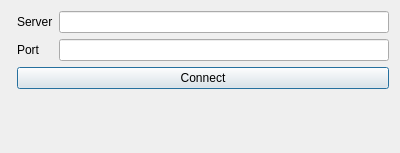
Old version of the form QTClient/untitled/DialogConnection.ui in the repository lap089/ServerImageLibrary.
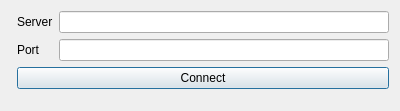
New version of the form.

```diff
--- a/QTClient/untitled/DialogConnection.ui
+++ b/QTClient/untitled/DialogConnection.ui
@@ -7,7 +7,7 @@
     <x>0</x>
     <y>0</y>
     <width>400</width>
-    <height>153</height>
+    <height>111</height>
    </rect>
   </property>
   <property name="windowTitle">
```
